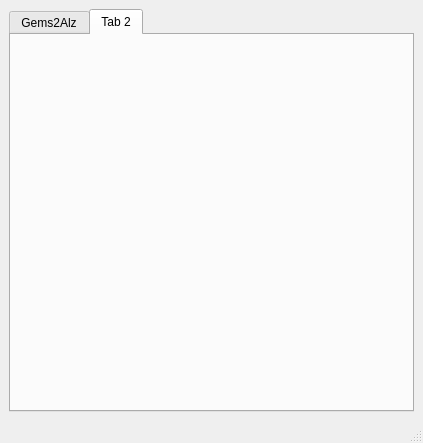
The window that MainWindow.ui (MrocznyZdzichu/Cabal_Calculator) describes before a commit, drawn with Qt 5.
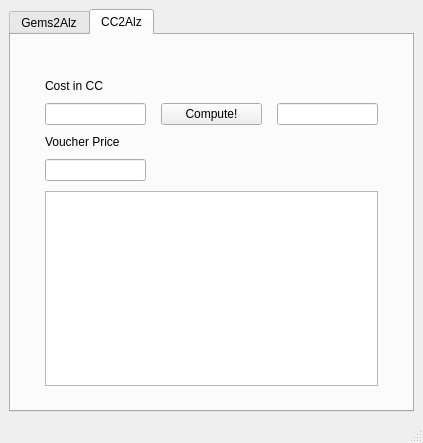
The same window after the commit. The open tabs and pages were chosen to show the change.

Commit message: CC2Alz calculation implemented

Diff of the .ui file:
```diff
--- a/MainWindow.ui
+++ b/MainWindow.ui
@@ -14,10 +14,10 @@
    <string>Cabal Utils Calculator</string>
   </property>
   <widget class="QWidget" name="centralwidget">
-   <layout class="QHBoxLayout" name="horizontalLayout_2">
+   <layout class="QVBoxLayout" name="verticalLayout">
     <item>
-     <layout class="QGridLayout" name="gridLayout">
-      <item row="0" column="0">
+     <layout class="QHBoxLayout" name="horizontalLayout">
+      <item>
        <widget class="QTabWidget" name="tabWidget">
         <property name="currentIndex">
          <number>0</number>
@@ -26,7 +26,7 @@
          <attribute name="title">
           <string>Gems2Alz</string>
          </attribute>
-         <layout class="QHBoxLayout" name="horizontalLayout">
+         <layout class="QHBoxLayout" name="_2">
           <item>
            <layout class="QGridLayout" name="gridLayout_2" rowstretch="3,0,5,0,0,1,2" columnstretch="1,1,1">
             <property name="sizeConstraint">
@@ -115,8 +115,85 @@
         </widget>
         <widget class="QWidget" name="tab_4">
          <attribute name="title">
-          <string>Tab 2</string>
+          <string>CC2Alz</string>
          </attribute>
+         <layout class="QVBoxLayout" name="verticalLayout_2">
+          <item>
+           <layout class="QGridLayout" name="gridLayout_3" rowstretch="3,0,0,1,0,1,3" columnstretch="1,1,1">
+            <property name="leftMargin">
+             <number>25</number>
+            </property>
+            <property name="topMargin">
+             <number>15</number>
+            </property>
+            <property name="rightMargin">
+             <number>25</number>
+            </property>
+            <property name="bottomMargin">
+             <number>15</number>
+            </property>
+            <property name="horizontalSpacing">
+             <number>15</number>
+            </property>
+            <property name="verticalSpacing">
+             <number>10</number>
+            </property>
+            <item row="3" column="2">
+             <widget class="QLineEdit" name="le_ro_cc2alz_res">
+              <property name="readOnly">
+               <bool>true</bool>
+              </property>
+             </widget>
+            </item>
+            <item row="3" column="1">
+             <widget class="QPushButton" name="pb_compute_cc">
+              <property name="text">
+               <string>Compute!</string>
+              </property>
+             </widget>
+            </item>
+            <item row="6" column="0" colspan="3">
+             <widget class="QTextBrowser" name="tb_console_cc"/>
+            </item>
+            <item row="0" column="0" colspan="3">
+             <spacer name="verticalSpacer_2">
+              <property name="orientation">
+               <enum>Qt::Vertical</enum>
+              </property>
+              <property name="sizeType">
+               <enum>QSizePolicy::Fixed</enum>
+              </property>
+              <property name="sizeHint" stdset="0">
+               <size>
+                <width>20</width>
+                <height>20</height>
+               </size>
+              </property>
+             </spacer>
+            </item>
+            <item row="4" column="0">
+             <widget class="QLabel" name="label_vp">
+              <property name="text">
+               <string>Voucher Price</string>
+              </property>
+             </widget>
+            </item>
+            <item row="5" column="0">
+             <widget class="QLineEdit" name="le_vp"/>
+            </item>
+            <item row="3" column="0">
+             <widget class="QLineEdit" name="le_cc"/>
+            </item>
+            <item row="2" column="0">
+             <widget class="QLabel" name="label_cc">
+              <property name="text">
+               <string>Cost in CC</string>
+              </property>
+             </widget>
+            </item>
+           </layout>
+          </item>
+         </layout>
         </widget>
        </widget>
       </item>
```
Left out of the diff: 4 changed lines with no effect on the pictures. The commit also changes 2 other files.
